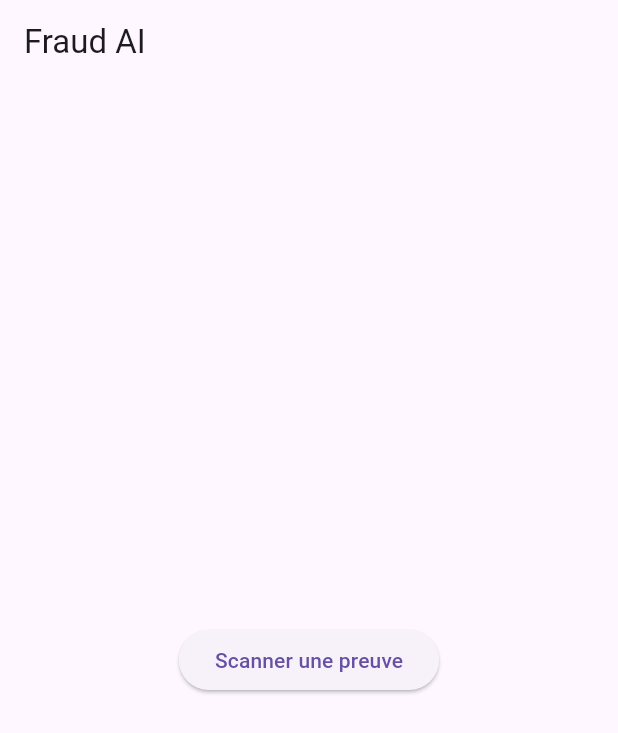
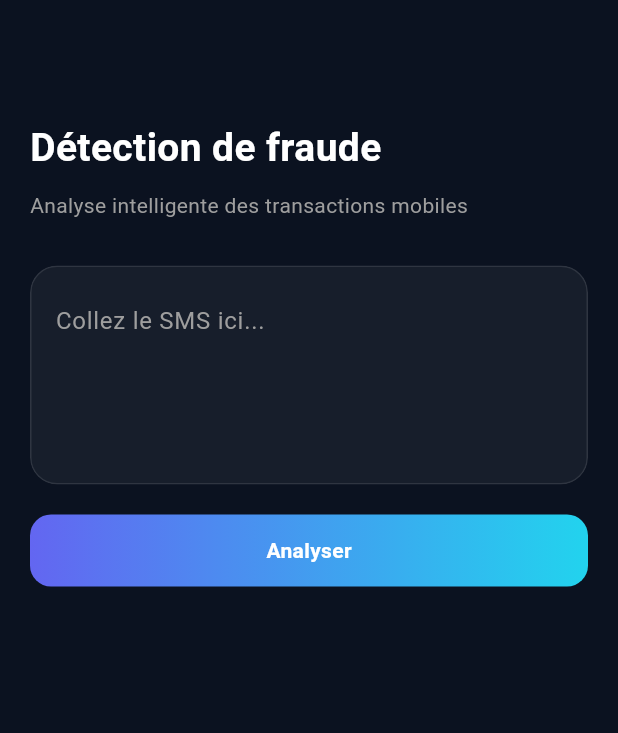
Before and after one commit to HounsouRomaine/mobile-transaction-fraud-detection, a Flutter app: the Accueil screen opened directly, on a phone screen of 412 x 824 dp. Shown: the top 733 px of the screen. Run offline on Flutter 3.47's test engine with Material 3 defaults, Android fonts, the phone set to English and light mode, and no system bars.

Commit message:
Mise à jour frontend Flutter: UI mobile premium + analyse + historique

```diff
--- a/Frontend/lib/ecrans/accueil.dart
+++ b/Frontend/lib/ecrans/accueil.dart
@@ -1,20 +1,78 @@
 import 'package:flutter/material.dart';
-import 'upload.dart';
+import '../widgets/carte.dart';
+import '../widgets/bouton.dart';
+import '../ecrans/resultat.dart';
 
-class Accueil extends StatelessWidget {
+class Accueil extends StatefulWidget {
+  @override
+  _AccueilState createState() => _AccueilState();
+}
+
+class _AccueilState extends State<Accueil> {
+
+  TextEditingController controller = TextEditingController();
+
+  void fakeAnalyse() {
+    Navigator.push(
+      context,
+      MaterialPageRoute(
+        builder: (_) => Resultat(
+          fraude: true,
+          score: 85,
+        ),
+      ),
+    );
+  }
+
   @override
   Widget build(BuildContext context) {
     return Scaffold(
-      appBar: AppBar(title: Text("Fraud AI")),
-      body: Center(
-        child: ElevatedButton(
-          child: Text("Scanner une preuve"),
-          onPressed: () {
-            Navigator.push(
-              context,
-              MaterialPageRoute(builder: (_) => Upload()),
-            );
-          },
+      body: Padding(
+        padding: EdgeInsets.all(20),
+        child: Column(
+          crossAxisAlignment: CrossAxisAlignment.start,
+          children: [
+
+            SizedBox(height: 60),
+
+            Text(
+              "Détection de fraude",
+              style: TextStyle(fontSize: 26, fontWeight: FontWeight.bold),
+            ),
+
+            SizedBox(height: 10),
+
+            Text(
+              "Analyse intelligente des transactions mobiles",
+              style: TextStyle(color: Colors.grey),
+            ),
+
+            SizedBox(height: 30),
+
+            Carte(
+              child: Column(
+                children: [
+                  TextField(
+                    controller: controller,
+                    maxLines: 4,
+                    style: TextStyle(color: Colors.white),
+                    decoration: InputDecoration(
+                      hintText: "Collez le SMS ici...",
+                      hintStyle: TextStyle(color: Colors.grey),
+                      border: InputBorder.none,
+                    ),
+                  ),
+                ],
+              ),
+            ),
+
+            SizedBox(height: 20),
+
+            Bouton(
+              texte: "Analyser",
+              onTap: fakeAnalyse,
+            )
+          ],
         ),
       ),
     );
--- /dev/null
+++ b/Frontend/lib/ecrans/historique.dart
@@ -0,0 +1,35 @@
+import 'package:flutter/material.dart';
+import '../widgets/carte.dart';
+
+class Historique extends StatelessWidget {
+
+  final data = [
+    {"sms": "MTN transfert 5000F", "score": 90},
+    {"sms": "Moov dépôt suspect", "score": 35},
+  ];
+
+  @override
+  Widget build(BuildContext context) {
+    return ListView(
+      padding: EdgeInsets.all(20),
+      children: [
+        SizedBox(height: 40),
+
+        Text(
+          "Historique des analyses",
+          style: TextStyle(fontSize: 22, fontWeight: FontWeight.bold),
+        ),
+
+        SizedBox(height: 20),
+
+        ...data.map((e) => Carte(
+          child: ListTile(
+            leading: Icon(Icons.sms),
+         title: Text(e["sms"].toString()),
+            trailing: Text("${e["score"]}%"),
+          ),
+        ))
+      ],
+    );
+  }
+}
--- /dev/null
+++ b/Frontend/lib/theme.dart
@@ -0,0 +1,19 @@
+import 'package:flutter/material.dart';
+
+class AppTheme {
+  static const primary = Color(0xFF6366F1);
+  static const bg = Color(0xFF0B1220);
+  static const card = Color(0xFF111A2E);
+
+  static ThemeData theme = ThemeData(
+    brightness: Brightness.dark,
+    scaffoldBackgroundColor: bg,
+    fontFamily: 'Roboto',
+    useMaterial3: true,
+
+    colorScheme: ColorScheme.dark(
+      primary: primary,
+      secondary: Colors.cyanAccent,
+    ),
+  );
+}
--- /dev/null
+++ b/Frontend/lib/widgets/bouton.dart
@@ -0,0 +1,34 @@
+import 'package:flutter/material.dart';
+
+class Bouton extends StatelessWidget {
+  final String texte;
+  final VoidCallback onTap;
+
+  const Bouton({required this.texte, required this.onTap});
+
+  @override
+  Widget build(BuildContext context) {
+    return GestureDetector(
+      onTap: onTap,
+      child: Container(
+        width: double.infinity,
+        padding: EdgeInsets.symmetric(vertical: 14),
+        decoration: BoxDecoration(
+          gradient: LinearGradient(
+            colors: [Color(0xFF6366F1), Color(0xFF22D3EE)],
+          ),
+          borderRadius: BorderRadius.circular(14),
+        ),
+        child: Center(
+          child: Text(
+            texte,
+            style: TextStyle(
+              fontWeight: FontWeight.bold,
+              color: Colors.white,
+            ),
+          ),
+        ),
+      ),
+    );
+  }
+}
--- /dev/null
+++ b/Frontend/lib/widgets/carte.dart
@@ -0,0 +1,27 @@
+import 'dart:ui';
+import 'package:flutter/material.dart';
+
+class Carte extends StatelessWidget {
+  final Widget child;
+
+  const Carte({required this.child});
+
+  @override
+  Widget build(BuildContext context) {
+    return ClipRRect(
+      borderRadius: BorderRadius.circular(18),
+      child: BackdropFilter(
+        filter: ImageFilter.blur(sigmaX: 12, sigmaY: 12),
+        child: Container(
+          padding: EdgeInsets.all(16),
+          decoration: BoxDecoration(
+            color: Colors.white.withOpacity(0.05),
+            borderRadius: BorderRadius.circular(18),
+            border: Border.all(color: Colors.white10),
+          ),
+          child: child,
+        ),
+      ),
+    );
+  }
+}
```
Also changed, not shown: Frontend/analysis_options.yaml (added, +28 -0 lines), Frontend/lib/ecrans/analyse.dart (added, +46 -0 lines), Frontend/lib/ecrans/dashboard.dart (added, +75 -0 lines), Frontend/lib/ecrans/resultat.dart (+20 -24 lines), Frontend/lib/ecrans/upload.dart (deleted, +0 -57 lines), Frontend/lib/main.dart (+40 -2 lines), Frontend/lib/services/api_service.dart (+12 -10 lines), Frontend/lib/widgets/score_widget.dart (added, +75 -0 lines), Frontend/lib/ecrans/profil.dart (added), 66 other files.
